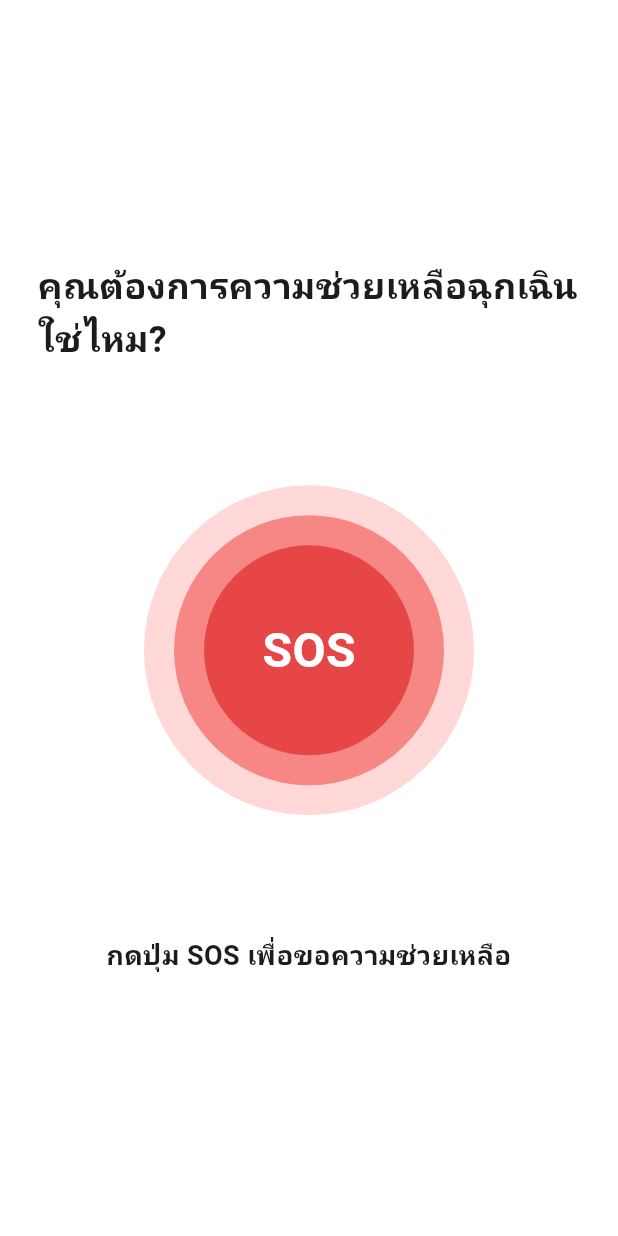
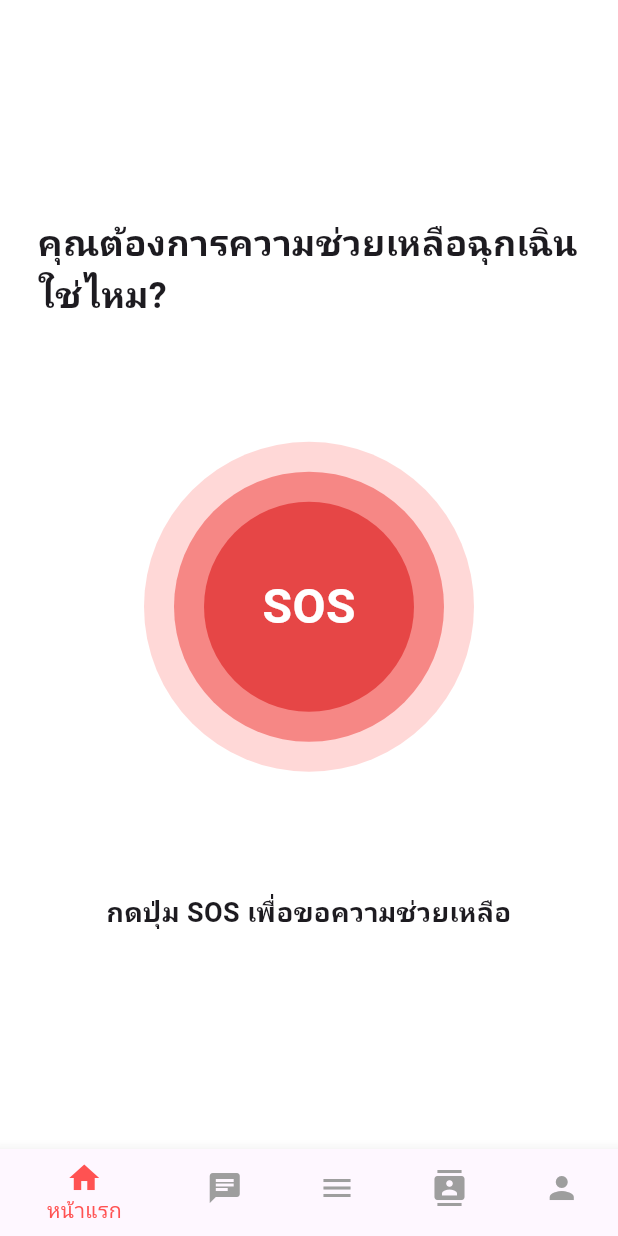
Before and after one commit to aphiwit19/projectflutter, a Flutter app: the screen it shows once a user with an empty profile is signed in, on a phone screen of 412 x 824 dp. Run offline on Flutter 3.47's test engine with Material 3 defaults, Android fonts, the light colour scheme and no system bars; our stand-ins replace firebase_auth, firebase_core; accounts and stored records are empty.

Commit message:
เพิ่มแถบด้านล่างพร้อม 4หน้า เปล่า

```diff
--- /dev/null
+++ b/lib/Sceen/BottomNavigationBar/bottom_navigation_bar.dart
@@ -0,0 +1,45 @@
+import 'package:flutter/material.dart'; // นำเข้า Material Design Widgets
+
+// CustomBottomNavigationBar เป็น Widget สำหรับแถบด้านล่าง
+class CustomBottomNavigationBar extends StatelessWidget {
+  final int currentIndex; // สถานะของไอคอนที่ถูกเลือก
+  final Function(int) onTap; // ฟังก์ชันที่เรียกเมื่อผู้ใช้กดไอคอน
+
+  const CustomBottomNavigationBar({
+    super.key,
+    required this.currentIndex,
+    required this.onTap,
+  });
+
+  @override
+  Widget build(BuildContext context) {
+    return BottomNavigationBar(
+      currentIndex: currentIndex, // กำหนดสถานะของไอคอนที่ถูกเลือก
+      onTap: onTap, // ฟังก์ชันที่เรียกเมื่อผู้ใช้กดไอคอน
+      selectedItemColor: Colors.redAccent, // สีของไอคอนที่ถูกเลือก
+      unselectedItemColor: Colors.grey, // สีของไอคอนที่ไม่ได้เลือก
+      items: const [
+        BottomNavigationBarItem(
+          icon: Icon(Icons.home), // ไอคอนหน้าแรก
+          label: 'หน้าแรก',
+        ),
+        BottomNavigationBarItem(
+          icon: Icon(Icons.chat), // ไอคอนแชท
+          label: 'แชท',
+        ),
+        BottomNavigationBarItem(
+          icon: Icon(Icons.menu), // ไอคอนเมนู
+          label: 'เมนู',
+        ),
+        BottomNavigationBarItem(
+          icon: Icon(Icons.contacts), // ไอคอนผู้ติดต่อ
+          label: 'ผู้ติดต่อ',
+        ),
+        BottomNavigationBarItem(
+          icon: Icon(Icons.person), // ไอคอนโปรไฟล์
+          label: 'โปรไฟล์',
+        ),
+      ],
+    );
+  }
+}
--- /dev/null
+++ b/lib/Sceen/BottomNavigationBar/main_layout.dart
@@ -0,0 +1,50 @@
+import 'package:ballauto/Sceen/contact/contacts_screen.dart';// นำเข้าหน้าผู้ติดต่อ
+import 'package:flutter/material.dart'; // นำเข้า Material Design Widgets
+import 'bottom_navigation_bar.dart'; // นำเข้า CustomBottomNavigationBar สำหรับแถบด้านล่าง
+import '../home/home.dart'; // นำเข้าหน้า Home
+import '../chats/chat_screen.dart'; // นำเข้าหน้า Chat
+import '../menu/menu_screen.dart'; // นำเข้าหน้า Menu
+import '../profile/profile_screen.dart'; // นำเข้าหน้า Profile
+
+// MainLayout เป็นโครงสร้างหลักของแอปที่มี Bottom Navigation Bar
+class MainLayout extends StatefulWidget {
+  const MainLayout({super.key});
+
+  @override
+  State<MainLayout> createState() => _MainLayoutState();
+}
+
+class _MainLayoutState extends State<MainLayout> {
+  // ตัวแปร _currentIndex ใช้เก็บสถานะของหน้าใน Bottom Navigation Bar
+  int _currentIndex = 0;
+
+  // รายการหน้าทั้งหมดที่จะแสดงในแอป
+  final List<Widget> _pages = [
+    const Home(), // หน้าแรก
+    const ChatScreen(), // หน้าแชท
+    const MenuScreen(), // หน้าเมนู
+    const ContactsScreen(), // หน้าผู้ติดต่อ
+    const ProfileScreen(), // หน้าโปรไฟล์
+  ];
+
+  // ฟังก์ชัน _onItemTapped ใช้สำหรับเปลี่ยนหน้าเมื่อผู้ใช้กดไอคอนใน Bottom Navigation Bar
+  void _onItemTapped(int index) {
+    setState(() {
+      _currentIndex = index; // อัปเดต _currentIndex ตามไอคอนที่ถูกกด
+    });
+  }
+
+  @override
+  Widget build(BuildContext context) {
+    return Scaffold(
+      // body จะแสดงหน้าที่ตรงกับ _currentIndex
+      body: _pages[_currentIndex],
+
+      // bottomNavigationBar คือ CustomBottomNavigationBar ที่แสดงแถบด้านล่าง
+      bottomNavigationBar: CustomBottomNavigationBar(
+        currentIndex: _currentIndex, // ส่งสถานะปัจจุบันไปยัง Bottom Navigation Bar
+        onTap: _onItemTapped, // ฟังก์ชันที่เรียกเมื่อผู้ใช้กดไอคอน
+      ),
+    );
+  }
+}
--- a/lib/Sceen/home/home.dart
+++ b/lib/Sceen/home/home.dart
@@ -13,17 +13,15 @@ class Home extends StatelessWidget {
           mainAxisAlignment: MainAxisAlignment.center,
           children: [
             Padding(
-              padding: const EdgeInsets.symmetric(horizontal: 25),// เพิ่มระยะห่างด้านซ้ายและขวา
+              padding: const EdgeInsets.symmetric(horizontal: 25),
               child: Text(
                 "คุณต้องการความช่วยเหลือฉุกเฉิน ใช่ไหม?",
                 style: TextStyle(fontSize: 24, fontWeight: FontWeight.bold),
               ),
             ),
-
             SizedBox(height: 80),
             GestureDetector(
               onTap: () {
-                // นำทางไปยังหน้า SOS Confirmation
                 Navigator.push(
                   context,
                   MaterialPageRoute(
--- a/lib/main.dart
+++ b/lib/main.dart
@@ -1,14 +1,13 @@
-import 'package:flutter/material.dart';
-import 'package:firebase_core/firebase_core.dart';
-import 'package:firebase_auth/firebase_auth.dart';
-import 'Sceen/home/home.dart';
-import 'Sceen/auth/login_screen.dart';
+import 'package:flutter/material.dart'; // นำเข้า Material Design Widgets
+import 'package:firebase_core/firebase_core.dart'; // นำเข้า Firebase Core สำหรับการเริ่มต้น Firebase
+import 'package:firebase_auth/firebase_auth.dart'; // นำเข้า Firebase Auth สำหรับการจัดการการล็อกอิน
+import 'Sceen/BottomNavigationBar/main_layout.dart'; // นำเข้า MainLayout ซึ่งเป็นโครงสร้างหลักของแอป
+import 'Sceen/auth/login_screen.dart'; // นำเข้าหน้า Login สำหรับผู้ใช้ที่ยังไม่ได้ล็อกอิน
 
 void main() async {
-  WidgetsFlutterBinding.ensureInitialized();
-  await Firebase.initializeApp();
-  await FirebaseAuth.instance.signOut(); // ล็อกเอาท์ผู้ใช้ทั้งหมด (เพื่อทดสอบ)
-  runApp(const MyApp());
+  WidgetsFlutterBinding.ensureInitialized(); // เริ่มต้น Flutter Binding
+  await Firebase.initializeApp(); // เริ่มต้น Firebase
+  runApp(const MyApp()); // เรียกใช้งานแอปพลิเคชัน
 }
 
 class MyApp extends StatelessWidget {
@@ -17,17 +16,18 @@ class MyApp extends StatelessWidget {
   @override
   Widget build(BuildContext context) {
     return MaterialApp(
-      debugShowCheckedModeBanner: false,
+      debugShowCheckedModeBanner: false, // ซ่อนแถบ Debug
       home: StreamBuilder<User?>(
-        stream: FirebaseAuth.instance.authStateChanges(),
+        stream: FirebaseAuth.instance.authStateChanges(), // ฟังการเปลี่ยนแปลงสถานะการล็อกอินของผู้ใช้
         builder: (context, snapshot) {
           if (snapshot.connectionState == ConnectionState.waiting) {
+            // แสดง Loading หากกำลังตรวจสอบสถานะการล็อกอิน
             return const Center(child: CircularProgressIndicator());
           } else if (snapshot.hasData) {
-            // ผู้ใช้ล็อกอินแล้ว -> ไปหน้า Home
-            return const Home();
+            // หากผู้ใช้ล็อกอินแล้ว -> ไปที่ MainLayout
+            return const MainLayout();
           } else {
-            // ผู้ใช้ยังไม่ได้ล็อกอิน -> ไปหน้า Login
+            // หากผู้ใช้ยังไม่ได้ล็อกอิน -> ไปที่ LoginScreen
             return const LoginScreen();
           }
         },
```
Also changed, not shown: lib/Sceen/chats/chat_screen.dart (added, +20 -0 lines), lib/Sceen/contact/contacts_screen.dart (added, +18 -0 lines), lib/Sceen/menu/menu_screen.dart (added, +20 -0 lines), lib/Sceen/profile/profile_screen.dart (added, +20 -0 lines).
